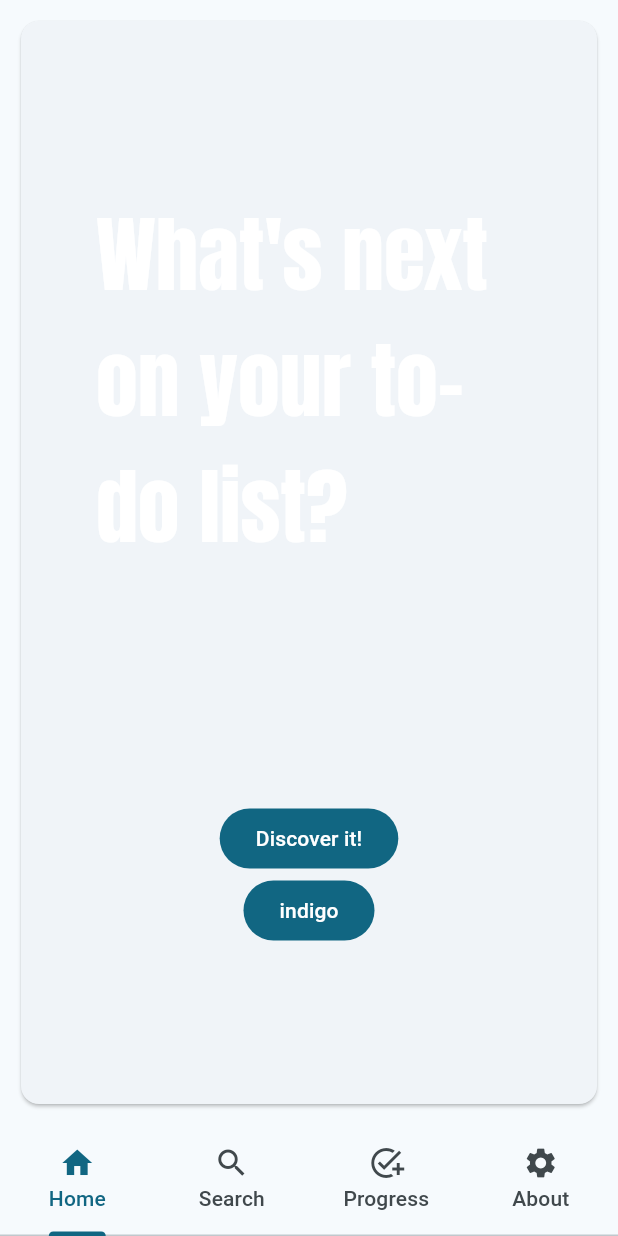
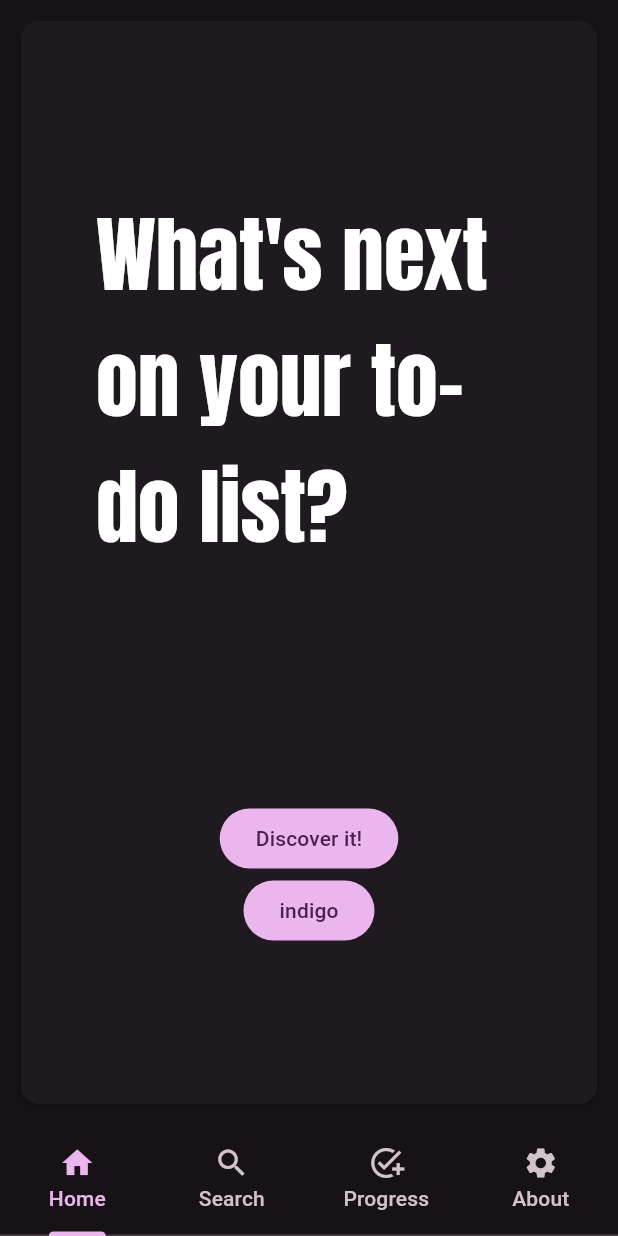
Before and after one commit to CerberusProgrammer/what_to_do, a Flutter app: the screen it shows after launch, after a tap on "indigo", on a phone screen of 412 x 824 dp. Run offline on Flutter 3.47's test engine with Material 2 defaults, Android fonts, the phone set to English and light mode, and no system bars; drawn by our look-alikes of animated_text_kit; our stand-ins replace action_slider, font_awesome_flutter, google_fonts, screenshot, simple_circular_progress_bar, sqflite; missing offline and left inert: metaballs, random_avatar, social_share; accounts and stored records are empty; network calls fail.

Commit message:
Pending to resolve the theme.

```diff
--- a/lib/card/main_card.dart
+++ b/lib/card/main_card.dart
@@ -151,9 +151,7 @@ class _MainCard extends State<StatefulWidget> {
                             : const Center(),
                         FilledButton(
                             onPressed: () {
-                              setState(() {
-                                color = Colors.amber;
-                              });
+                              myAppKey.currentState?.change(1);
                             },
                             child: Text('indigo'))
                       ],
--- a/lib/main.dart
+++ b/lib/main.dart
@@ -7,24 +7,8 @@ import 'package:what_to_do/custom/my_custom_scroll_behavior.dart';
 
 import 'object/user.dart';
 
-Color color = Colors.blueGrey;
 void main() {
-  runApp(MaterialApp(
-    scrollBehavior: MyCustomScrollBehavior(),
-    debugShowCheckedModeBanner: false,
-    title: 'What to do?',
-    theme: ThemeData(
-      colorSchemeSeed: color,
-      useMaterial3: true,
-      brightness: Brightness.light,
-    ),
-    darkTheme: ThemeData(
-      colorSchemeSeed: color,
-      useMaterial3: true,
-      brightness: Brightness.dark,
-    ),
-    home: const Home(),
-  ));
+  runApp(const Main());
 
   openDatabase(
     activityDatabase,
@@ -74,3 +58,46 @@ void main() {
     });
   });
 }
+
+final GlobalKey<MainState> myAppKey = GlobalKey<MainState>();
+
+class Main extends StatefulWidget {
+  const Main({super.key});
+
+  @override
+  State<StatefulWidget> createState() => MainState();
+}
+
+class MainState extends State<StatefulWidget> {
+  List<Color> colors = [
+    Colors.amber,
+    Colors.red,
+    Colors.teal,
+    Colors.blueGrey,
+    Colors.pink,
+    Colors.purple,
+  ];
+
+  int i = 5;
+
+  void change(int index) {
+    setState(() {
+      i = index;
+    });
+  }
+
+  @override
+  Widget build(BuildContext context) {
+    return MaterialApp(
+        key: myAppKey,
+        scrollBehavior: MyCustomScrollBehavior(),
+        debugShowCheckedModeBanner: false,
+        title: 'What to do?',
+        theme: ThemeData(
+          colorSchemeSeed: colors[i],
+          useMaterial3: true,
+          brightness: Brightness.dark,
+        ),
+        home: const Home());
+  }
+}
```
